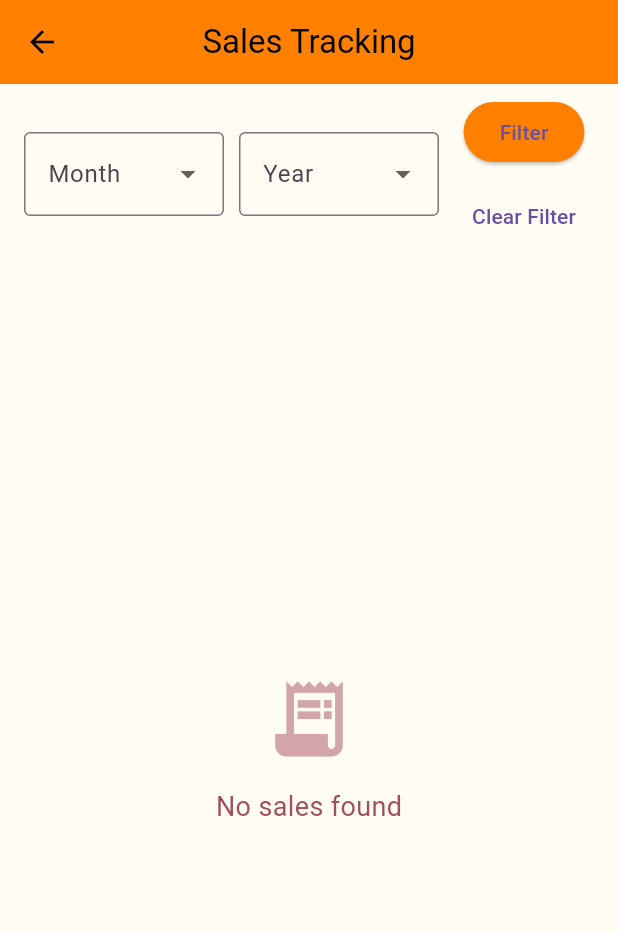
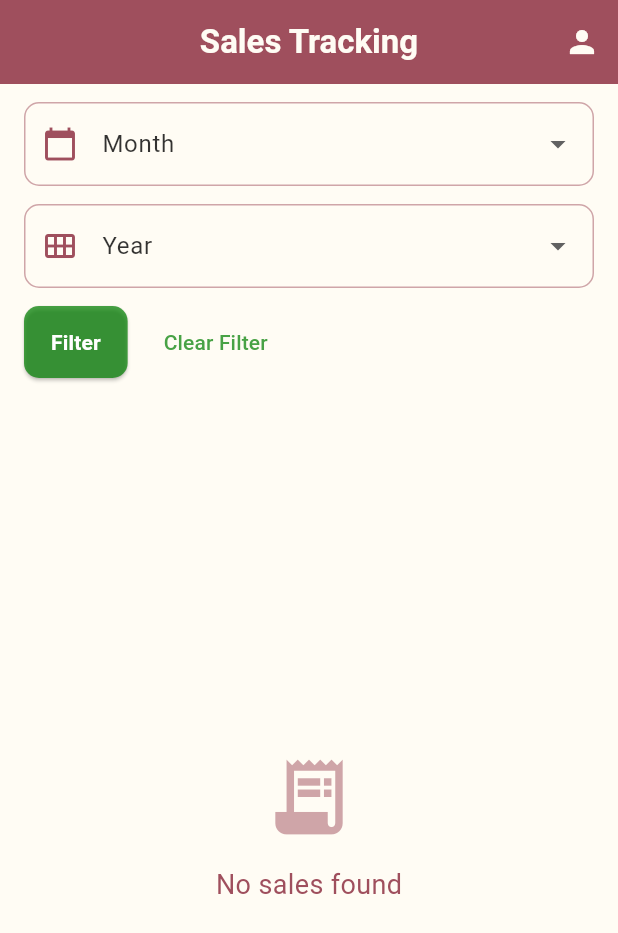
Before and after one commit to nuramirahathirahnazli/utmThrift-mobile, a Flutter app: the SalesTrackingPage screen opened directly with empty values, on a phone screen of 412 x 824 dp. Shown: the top 933 px of the screen. Run offline on Flutter 3.47's test engine with Material 3 defaults, Android fonts, the phone set to English and light mode, and no system bars; our stand-ins replace file_picker, flutter_rating_bar, image_picker, photo_view, shared_preferences, webview_flutter; missing offline and left inert: webview_flutter_android; accounts and stored records are empty; network calls fail.

Commit message:
SprintTesting : Beautify Sales Tracking page layout for better mobile and tablet compatibility

```diff
--- a/utmthrift_mobile/lib/views/seller/seller_sales_tracking_page.dart
+++ b/utmthrift_mobile/lib/views/seller/seller_sales_tracking_page.dart
@@ -1,6 +1,7 @@
 import 'package:flutter/material.dart';
 import 'package:provider/provider.dart';
 import 'package:utmthrift_mobile/viewmodels/sellersale_viewmodel.dart';
+import 'package:utmthrift_mobile/views/pages/profile_page.dart';
 import 'package:utmthrift_mobile/views/seller/seller_sales_details_track_page.dart';
 import 'package:utmthrift_mobile/views/shared/colors.dart';
 
@@ -16,6 +17,7 @@ class SalesTrackingPage extends StatefulWidget {
 class _SalesTrackingPageState extends State<SalesTrackingPage> {
   int? _selectedMonth;
   int? _selectedYear;
+  final String userType = 'Seller';
 
   @override
   void initState() {
@@ -29,19 +31,38 @@ class _SalesTrackingPageState extends State<SalesTrackingPage> {
     return Scaffold(
       backgroundColor: AppColors.base,
       appBar: AppBar(
-        title: const Text('Sales Tracking',
-            style: TextStyle(color: AppColors.color10)),
+        automaticallyImplyLeading: false,
+        title: const Text(
+          'Sales Tracking',
+          style: TextStyle(
+            color: AppColors.base,
+            fontWeight: FontWeight.bold,
+          ),
+        ),
         centerTitle: true,
         elevation: 0,
-        backgroundColor: AppColors.color1, // Orange
-        iconTheme: const IconThemeData(color: AppColors.color10), // Black icons
+        backgroundColor: AppColors.color2,
+        iconTheme: const IconThemeData(color: AppColors.base),
+        actions: [
+          IconButton(
+            icon: const Icon(Icons.person),
+            onPressed: () {
+              Navigator.push(
+                context,
+                MaterialPageRoute(
+                  builder: (context) => ProfilePage(userType: userType),
+                ),
+              );
+            },
+          ),
+        ],
       ),
       body: Consumer<SellerSaleViewModel>(
         builder: (context, viewModel, _) {
           if (viewModel.isLoading) {
             return const Center(
               child: CircularProgressIndicator(
-                valueColor: AlwaysStoppedAnimation<Color>(AppColors.color1), // Orange
+                color: AppColors.color2,
               ),
             );
           }
@@ -50,16 +71,38 @@ class _SalesTrackingPageState extends State<SalesTrackingPage> {
 
           return Column(
             children: [
-              Padding(
-                padding: const EdgeInsets.symmetric(horizontal: 16, vertical: 8),
-                child: Row(
+              // Filter Section
+              _buildFilterSection(viewModel),
+
+              // Summary Card
+              if (summary != null) _buildSummaryCard(summary),
+
+              const SizedBox(height: 16),
+
+              // Sales List
+              _buildSalesList(viewModel),
+            ],
+          );
+        },
+      ),
+    );
+  }
+
+  Widget _buildFilterSection(SellerSaleViewModel viewModel) {
+    return Padding(
+      padding: const EdgeInsets.symmetric(horizontal: 16.0, vertical: 12),
+      child: Wrap(
+        spacing: 12,
+        runSpacing: 12,
         children: [
           // Month Dropdown
-                    Expanded(
+          Flexible(
+            flex: 1,
             child: DropdownButtonFormField<int>(
-                        decoration: const InputDecoration(
+              isExpanded: true,
+              decoration: appInputDecoration(
                 labelText: 'Month',
-                          border: OutlineInputBorder(),
+                prefixIcon: Icons.calendar_today,
               ),
               value: _selectedMonth,
               items: List.generate(12, (index) {
@@ -68,45 +111,54 @@ class _SalesTrackingPageState extends State<SalesTrackingPage> {
                   child: Text('${index + 1}'.padLeft(2, '0')),
                 );
               }),
-                        onChanged: (value) {
-                          setState(() => _selectedMonth = value);
-                        },
+              onChanged: (value) => setState(() => _selectedMonth = value),
             ),
           ),
-                    const SizedBox(width: 10),
-                    // Year Dropdown
-                    Expanded(
+
+          // Year Dropdown (Updated!)
+          Flexible(
+            flex: 1,
             child: DropdownButtonFormField<int>(
-                        decoration: const InputDecoration(
+              isExpanded: true,
+              decoration: appInputDecoration(
                 labelText: 'Year',
-                          border: OutlineInputBorder(),
+                prefixIcon: Icons.calendar_view_month,
               ),
               value: _selectedYear,
               items: List.generate(5, (index) {
                 final year = 2025 + index;
                 return DropdownMenuItem(value: year, child: Text('$year'));
               }),
-
-                        onChanged: (value) {
-                          setState(() => _selectedYear = value);
-                        },
+              onChanged: (value) => setState(() => _selectedYear = value),
             ),
           ),
-                    const SizedBox(width: 10),
+
           // Filter Button
-                    Column(
-                      children: [
           ElevatedButton(
             style: ElevatedButton.styleFrom(
-                            backgroundColor: AppColors.color1, // Orange
+              backgroundColor: AppColors.color13,
+              padding: const EdgeInsets.symmetric(horizontal: 18, vertical: 14),
+              shape: RoundedRectangleBorder(
+                borderRadius: BorderRadius.circular(10),
+              ),
             ),
             onPressed: () {
-                            Provider.of<SellerSaleViewModel>(context, listen: false)
-                                .fetchSales(widget.sellerId, month: _selectedMonth, year: _selectedYear);
+              Provider.of<SellerSaleViewModel>(context, listen: false).fetchSales(
+                widget.sellerId,
+                month: _selectedMonth,
+                year: _selectedYear,
+              );
             },
-                          child: const Text('Filter'),
+            child: const Text(
+              'Filter',
+              style: TextStyle(
+                color: Colors.white,
+                fontWeight: FontWeight.bold,
               ),
-                        const SizedBox(height: 8),
+            ),
+          ),
+
+          // Clear Filter Button
           TextButton(
             onPressed: () {
               setState(() {
@@ -114,26 +166,150 @@ class _SalesTrackingPageState extends State<SalesTrackingPage> {
                 _selectedYear = null;
               });
               Provider.of<SellerSaleViewModel>(context, listen: false)
-                                .fetchSales(widget.sellerId); // fetch all
+                  .fetchSales(widget.sellerId);
             },
-                          child: const Text('Clear Filter'),
+            child: const Text(
+              'Clear Filter',
+              style: TextStyle(color: AppColors.color13),
+            ),
           ),
         ],
+      ),
+    );
+  }
+
+  Widget _buildSummaryCard(Map<String, dynamic> summary) {
+    return Card(
+      margin: const EdgeInsets.symmetric(horizontal: 16),
+      elevation: 0,
+      color: AppColors.color12,
+      shape: RoundedRectangleBorder(
+        borderRadius: BorderRadius.circular(12),
+        side: BorderSide(color: AppColors.color2.withOpacity(0.2)),
+      ),
+      child: Padding(
+        padding: const EdgeInsets.all(16.0),
+        child: Column(
+          crossAxisAlignment: CrossAxisAlignment.start,
+          children: [
+            const Row(
+              children: [
+                Icon(Icons.analytics, color: AppColors.color2, size: 24),
+                SizedBox(width: 12),
+                Text(
+                  'Monthly Summary',
+                  style: TextStyle(
+                    fontSize: 18,
+                    fontWeight: FontWeight.bold,
+                    color: AppColors.color2,
+                  ),
+                ),
+              ],
+            ),
+            const SizedBox(height: 16),
+            _buildSummaryRow(
+              Icons.shopping_cart,
+              "Items Sold",
+              "${summary['items_sold']}",
+              AppColors.color7,
+            ),
+            const SizedBox(height: 12),
+            _buildSummaryRow(
+              Icons.attach_money,
+              "Total Sales",
+              "RM ${summary['total_revenue']?.toStringAsFixed(2)}",
+              AppColors.color13,
             ),
           ],
         ),
       ),
+    );
+  }
 
-              // Summary Card
-              if (summary != null)
-                Card(
-                  margin: const EdgeInsets.all(16),
-                  elevation: 2,
-                  color: AppColors.color12, // Light Yellow
+  Widget _buildSalesList(SellerSaleViewModel viewModel) {
+    return Expanded(
+      child: viewModel.sales.isEmpty
+          ? Center(
+              child: Column(
+                mainAxisAlignment: MainAxisAlignment.center,
+                children: [
+                  Icon(
+                    Icons.receipt_long,
+                    size: 60,
+                    color: AppColors.color2.withOpacity(0.5),
+                  ),
+                  const SizedBox(height: 16),
+                  const Text(
+                    "No sales found",
+                    style: TextStyle(
+                      fontSize: 18,
+                      color: AppColors.color2,
+                    ),
+                  ),
+                ],
+              ),
+            )
+          : ListView.separated(
+              padding: const EdgeInsets.symmetric(horizontal: 16),
+              itemCount: viewModel.sales.length,
+              separatorBuilder: (context, index) => const SizedBox(height: 12),
+              itemBuilder: (context, index) {
+                final sale = viewModel.sales[index];
+                return _buildSaleItemCard(sale);
+              },
+            ),
+    );
+  }
+
+  Widget _buildSummaryRow(
+    IconData icon,
+    String label,
+    String value,
+    Color color,
+  ) {
+    return Row(
+      children: [
+        Icon(icon, color: color, size: 20),
+        const SizedBox(width: 12),
+        Expanded(
+          child: Text(
+            label,
+            style: const TextStyle(
+              fontSize: 16,
+              color: AppColors.color10,
+            ),
+          ),
+        ),
+        Text(
+          value,
+          style: const TextStyle(
+            fontSize: 16,
+            fontWeight: FontWeight.w500,
+            color: AppColors.color10,
+          ),
+        ),
+      ],
+    );
+  }
+
+  Widget _buildSaleItemCard(sale) {
+    return Card(
+      elevation: 0,
+      color: AppColors.color11,
       shape: RoundedRectangleBorder(
         borderRadius: BorderRadius.circular(12),
-                    side: BorderSide(color: AppColors.color3.withOpacity(0.3)), // Soft Pink border
+        side: BorderSide(color: AppColors.color2.withOpacity(0.1)),
       ),
+      child: InkWell(
+        borderRadius: BorderRadius.circular(12),
+        onTap: () {
+          Navigator.push(
+            context,
+            MaterialPageRoute(
+              builder: (context) => SellerSaleDetailPage(sale: sale),
+            ),
+          );
+        },
         child: Padding(
           padding: const EdgeInsets.all(16.0),
           child: Column(
@@ -141,143 +317,66 @@ class _SalesTrackingPageState extends State<SalesTrackingPage> {
             children: [
               Row(
                 children: [
-                            const Icon(Icons.calendar_today,
-                                color: AppColors.color2, size: 20), // Dark Pink
-                            const SizedBox(width: 8),
-                            Text(
-                              summary['month'] ?? 'N/A',
-                              style: const TextStyle(
-                                  fontSize: 18,
-                                  fontWeight: FontWeight.bold,
-                                  color: AppColors.color2), // Dark Pink
-                            ),
-                          ],
-                        ),
-                        const SizedBox(height: 12),
-                        Row(
-                          children: [
-                            const Icon(Icons.shopping_cart,
-                                color: AppColors.color7, size: 20), // Blue
-                            const SizedBox(width: 8),
-                            Text(
-                              "Items Sold: ${summary['items_sold']}",
-                              style: const TextStyle(
-                                  fontSize: 16,
-                                  color: AppColors.color10), // Black
-                            ),
-                          ],
-                        ),
-                        const SizedBox(height: 8),
-                        Row(
-                          children: [
-                            const Icon(Icons.attach_money,
-                                color: AppColors.color6, size: 20), // Green
-                            const SizedBox(width: 8),
-                            Text(
-                              "Total Sales: RM ${summary['total_revenue']?.toStringAsFixed(2)}",
-                              style: const TextStyle(
-                                  fontSize: 16,
-                                  fontWeight: FontWeight.w500,
-                                  color: AppColors.color10), // Black
-                            ),
-                          ],
-                        ),
-                      ],
-                    ),
-                  ),
-                ),
-
-              // Sales List
-              Expanded(
-                child: viewModel.sales.isEmpty
-                    ? const Center(
-                        child: Column(
-                          mainAxisAlignment: MainAxisAlignment.center,
-                          children: [
-                            Icon(Icons.receipt_long,
-                                size: 60, color: AppColors.color3), // Soft Pink
-                            SizedBox(height: 16),
-                            Text(
-                              "No sales found",
-                              style: TextStyle(
-                                  fontSize: 18,
-                                  color: AppColors.color2), // Dark Pink
-                            ),
-                          ],
-                        ),
-                      )
-                    : ListView.builder(
-                        itemCount: viewModel.sales.length,
-                        itemBuilder: (context, index) {
-                          final sale = viewModel.sales[index];
-                          return Card(
-                            margin: const EdgeInsets.symmetric(
-                                horizontal: 16, vertical: 8),
-                            elevation: 1,
-                            color: AppColors.color11, // Light Pink
-                            shape: RoundedRectangleBorder(
-                              borderRadius: BorderRadius.circular(10),
-                              side: BorderSide(color: AppColors.color3.withOpacity(0.3)), // Soft Pink border
-                            ),
-                            child: InkWell(
-                              borderRadius: BorderRadius.circular(10),
-                              onTap: () {
-                                Navigator.push(
-                                  context,
-                                  MaterialPageRoute(
-                                    builder: (context) =>
-                                        SellerSaleDetailPage(sale: sale),
-                                  ),
-                                );
-                              },
-                              child: Padding(
-                                padding: const EdgeInsets.all(12.0),
-                                child: Row(
-                                  children: [
-                                    // Item icon
                   Container(
                     padding: const EdgeInsets.all(8),
                     decoration: BoxDecoration(
-                                        color: AppColors.color2.withOpacity(0.1), // Dark Pink
+                      color: AppColors.color2.withOpacity(0.1),
                       borderRadius: BorderRadius.circular(8),
                     ),
-                                      child: const Icon(Icons.shopping_bag,
-                                          color: AppColors.color2), // Dark Pink
+                    child: const Icon(
+                      Icons.shopping_bag,
+                      color: AppColors.color2,
+                    ),
                   ),
                   const SizedBox(width: 16),
-                                    // Item details
                   Expanded(
                     child: Column(
-                                        crossAxisAlignment:
-                                            CrossAxisAlignment.start,
+                      crossAxisAlignment: CrossAxisAlignment.start,
                       children: [
                         Text(
                           sale.itemName,
                           style: const TextStyle(
                             fontWeight: FontWeight.w600,
                             fontSize: 16,
-                                                color: AppColors.color10), // Black
+                            color: AppColors.color10,
+                          ),
                         ),
                         const SizedBox(height: 4),
                         Text(
                           "Payment: ${sale.paymentMethod}",
+                          style: const TextStyle(color: AppColors.color2),
+                        ),
+                      ],
+                    ),
+                  ),
+                  Column(
+                    crossAxisAlignment: CrossAxisAlignment.end,
+                    children: [
+                      Text(
+                        "RM ${sale.price.toStringAsFixed(2)}",
                         style: const TextStyle(
-                                                color: AppColors.color2), // Dark Pink
+                          fontSize: 16,
+                          fontWeight: FontWeight.bold,
+                          color: AppColors.color13,
+                        ),
                       ),
                       const SizedBox(height: 4),
                       Text(
-                                            "Date: ${sale.createdAt.toLocal().toString().split(' ')[0]}",
-                                            style: const TextStyle(
-                                                color: AppColors.color2), // Dark Pink
+                        sale.createdAt.toLocal().toString().split(' ')[0],
+                        style: TextStyle(
+                          fontSize: 12,
+                          color: AppColors.color10.withOpacity(0.6),
                         ),
-                                          if (sale.paymentMethod == "qr_code" &&
-                                              sale.receiptImage != null)
+                      ),
+                    ],
+                  ),
+                ],
+              ),
+              if (sale.paymentMethod == "qr_code" && sale.receiptImage != null)
                 Padding(
-                                              padding: const EdgeInsets.only(
-                                                  top: 8.0),
+                  padding: const EdgeInsets.only(top: 12.0),
                   child: ClipRRect(
-                                                borderRadius:
-                                                    BorderRadius.circular(8),
+                    borderRadius: BorderRadius.circular(8),
                     child: Image.network(
                       sale.receiptImage!,
                       height: 100,
@@ -289,35 +388,42 @@ class _SalesTrackingPageState extends State<SalesTrackingPage> {
             ],
           ),
         ),
-                                    // Price
-                                    Column(
-                                      crossAxisAlignment: CrossAxisAlignment.end,
-                                      children: [
-                                        Text(
-                                          "RM ${sale.price.toStringAsFixed(2)}",
-                                          style: const TextStyle(
-                                            fontSize: 16,
-                                            fontWeight: FontWeight.bold,
-                                            color: Color.fromARGB(153, 12, 138, 25), // Green
-                                          ),
-                                        ),
-                                        const SizedBox(height: 4),
-                                        const Icon(Icons.chevron_right,
-                                            color: AppColors.color2), // Dark Pink
-                                      ],
-                                    ),
-                                  ],
-                                ),
-                              ),
-                            ),
-                          );
-                        },
-                      ),
-              ),
-            ],
-          );
-        },
       ),
     );
   }
 }
+
+// Reusable components
+InputDecoration appInputDecoration({
+  required String labelText,
+  required IconData prefixIcon,
+}) {
+  return InputDecoration(
+    labelText: labelText,
+    labelStyle: TextStyle(color: AppColors.color10.withOpacity(0.8)),
+    border: OutlineInputBorder(
+      borderRadius: BorderRadius.circular(10),
+      borderSide: const BorderSide(color: AppColors.color2),
+    ),
+    enabledBorder: OutlineInputBorder(
+      borderRadius: BorderRadius.circular(10),
+      borderSide: BorderSide(color: AppColors.color2.withOpacity(0.5)),
+    ),
+    focusedBorder: OutlineInputBorder(
+      borderRadius: BorderRadius.circular(10),
+      borderSide: const BorderSide(color: AppColors.color2, width: 2),
+    ),
+    filled: true,
+    fillColor: AppColors.base.withOpacity(0.05),
+    prefixIcon: Icon(prefixIcon, color: AppColors.color2),
+    contentPadding: const EdgeInsets.symmetric(vertical: 16, horizontal: 12),
+  );
+}
+
+ButtonStyle primaryButtonStyle = ElevatedButton.styleFrom(
+  backgroundColor: AppColors.color2,
+  padding: const EdgeInsets.symmetric(vertical: 12, horizontal: 24),
+  shape: RoundedRectangleBorder(
+    borderRadius: BorderRadius.circular(10),
+  ),
+);
```
Lines whose indentation alone changed are shown as unchanged.
